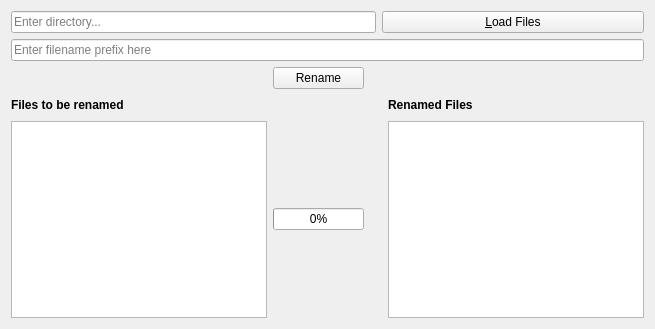
First picture: the form in General/bulk_rename_tool/rename/ui/window.ui, repository dhxmo/toolbox, before the edit.
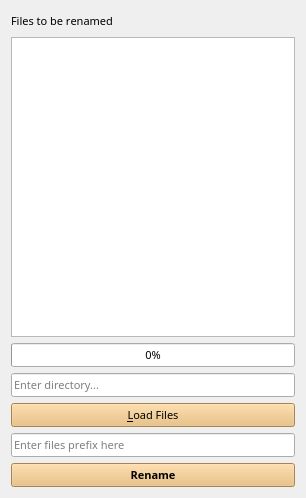
Second picture: the form after the edit.

```diff
--- a/General/bulk_rename_tool/rename/ui/window.ui
+++ b/General/bulk_rename_tool/rename/ui/window.ui
@@ -6,62 +6,15 @@
    <rect>
     <x>0</x>
     <y>0</y>
-    <width>655</width>
-    <height>329</height>
+    <width>306</width>
+    <height>498</height>
    </rect>
   </property>
   <property name="windowTitle">
    <string>Bulk Renamer</string>
   </property>
-  <layout class="QGridLayout" name="gridLayout">
-   <item row="5" column="5">
-    <widget class="QLabel" name="label_3">
-     <property name="minimumSize">
-      <size>
-       <width>20</width>
-       <height>20</height>
-      </size>
-     </property>
-     <property name="font">
-      <font>
-       <weight>75</weight>
-       <bold>true</bold>
-       <underline>false</underline>
-       <kerning>false</kerning>
-      </font>
-     </property>
-     <property name="text">
-      <string>Renamed Files</string>
-     </property>
-    </widget>
-   </item>
-   <item row="1" column="0" colspan="6">
-    <widget class="QLineEdit" name="prefixEdit">
-     <property name="minimumSize">
-      <size>
-       <width>20</width>
-       <height>20</height>
-      </size>
-     </property>
-     <property name="placeholderText">
-      <string>Enter filename prefix here</string>
-     </property>
-    </widget>
-   </item>
-   <item row="0" column="0" colspan="4">
-    <widget class="QLineEdit" name="dirEdit">
-     <property name="minimumSize">
-      <size>
-       <width>20</width>
-       <height>20</height>
-      </size>
-     </property>
-     <property name="placeholderText">
-      <string>Enter directory...</string>
-     </property>
-    </widget>
-   </item>
-   <item row="5" column="0">
+  <layout class="QVBoxLayout" name="verticalLayout">
+   <item>
     <widget class="QLabel" name="label_2">
      <property name="minimumSize">
       <size>
@@ -71,9 +24,12 @@
      </property>
      <property name="font">
       <font>
-       <weight>75</weight>
-       <bold>true</bold>
+       <family>Jamrul</family>
+       <pointsize>8</pointsize>
+       <weight>50</weight>
+       <bold>false</bold>
        <underline>false</underline>
+       <strikeout>false</strikeout>
        <kerning>false</kerning>
       </font>
      </property>
@@ -82,13 +38,19 @@
      </property>
     </widget>
    </item>
-   <item row="6" column="5">
-    <widget class="QListWidget" name="renamedFiles"/>
+   <item>
+    <widget class="QListWidget" name="srcFiles">
+     <property name="font">
+      <font>
+       <family>Jamrul</family>
+       <pointsize>8</pointsize>
+       <underline>false</underline>
+       <strikeout>false</strikeout>
+      </font>
+     </property>
+    </widget>
    </item>
-   <item row="6" column="0">
-    <widget class="QListWidget" name="srcFiles"/>
-   </item>
-   <item row="6" column="1">
+   <item>
     <widget class="QProgressBar" name="progressBar">
      <property name="minimumSize">
       <size>
@@ -96,12 +58,102 @@
        <height>20</height>
       </size>
      </property>
+     <property name="font">
+      <font>
+       <family>Jamrul</family>
+       <pointsize>8</pointsize>
+       <underline>false</underline>
+       <strikeout>false</strikeout>
+      </font>
+     </property>
      <property name="value">
       <number>0</number>
      </property>
     </widget>
    </item>
-   <item row="2" column="1">
+   <item>
+    <widget class="QLineEdit" name="dirEdit">
+     <property name="minimumSize">
+      <size>
+       <width>20</width>
+       <height>20</height>
+      </size>
+     </property>
+     <property name="font">
+      <font>
+       <family>Jamrul</family>
+       <pointsize>8</pointsize>
+       <weight>50</weight>
+       <bold>false</bold>
+       <underline>false</underline>
+       <strikeout>false</strikeout>
+      </font>
+     </property>
+     <property name="autoFillBackground">
+      <bool>false</bool>
+     </property>
+     <property name="styleSheet">
+      <string notr="true"/>
+     </property>
+     <property name="placeholderText">
+      <string>Enter directory...</string>
+     </property>
+    </widget>
+   </item>
+   <item>
+    <widget class="QPushButton" name="loadFilesBtn">
+     <property name="minimumSize">
+      <size>
+       <width>20</width>
+       <height>20</height>
+      </size>
+     </property>
+     <property name="font">
+      <font>
+       <family>Jamrul</family>
+       <pointsize>8</pointsize>
+       <weight>50</weight>
+       <bold>false</bold>
+       <underline>false</underline>
+       <strikeout>false</strikeout>
+      </font>
+     </property>
+     <property name="styleSheet">
+      <string notr="true">border-color: rgb(233, 185, 110);
+background-color: rgb(233, 185, 110);</string>
+     </property>
+     <property name="text">
+      <string>&amp;Load Files</string>
+     </property>
+     <property name="shortcut">
+      <string>Ctrl+L</string>
+     </property>
+    </widget>
+   </item>
+   <item>
+    <widget class="QLineEdit" name="prefixEdit">
+     <property name="minimumSize">
+      <size>
+       <width>20</width>
+       <height>20</height>
+      </size>
+     </property>
+     <property name="font">
+      <font>
+       <family>Jamrul</family>
+       <pointsize>8</pointsize>
+       <weight>50</weight>
+       <bold>false</bold>
+       <underline>false</underline>
+       <strikeout>false</strikeout>
+      </font>
+     </property>
+     <property name="placeholderText">
+      <string>Enter files prefix here</string>
+     </property>
+    </widget>
+   </item>
+   <item>
     <widget class="QPushButton" name="renameFilesBtn">
      <property name="minimumSize">
       <size>
@@ -109,6 +161,22 @@
        <height>20</height>
       </size>
      </property>
+     <property name="font">
+      <font>
+       <family>Jamrul</family>
+       <pointsize>8</pointsize>
+       <weight>75</weight>
+       <bold>true</bold>
+       <underline>false</underline>
+       <strikeout>false</strikeout>
+      </font>
+     </property>
+     <property name="autoFillBackground">
+      <bool>false</bool>
+     </property>
+     <property name="styleSheet">
+      <string notr="true">background-color: rgb(233, 185, 110);</string>
+     </property>
      <property name="text">
       <string>Rename</string>
      </property>
@@ -120,22 +188,6 @@
      </property>
     </widget>
    </item>
-   <item row="0" column="4" colspan="2">
-    <widget class="QPushButton" name="loadFilesBtn">
-     <property name="minimumSize">
-      <size>
-       <width>20</width>
-       <height>20</height>
-      </size>
-     </property>
-     <property name="text">
-      <string>&amp;Load Files</string>
-     </property>
-     <property name="shortcut">
-      <string>Ctrl+L</string>
-     </property>
-    </widget>
-   </item>
   </layout>
  </widget>
  <resources/>
```
